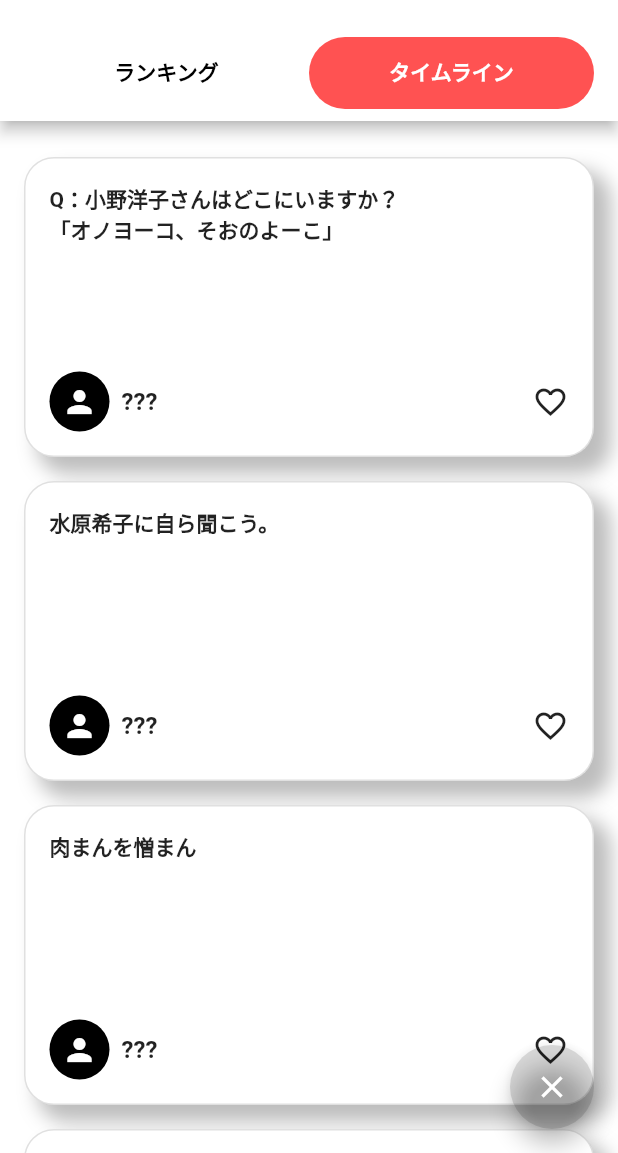
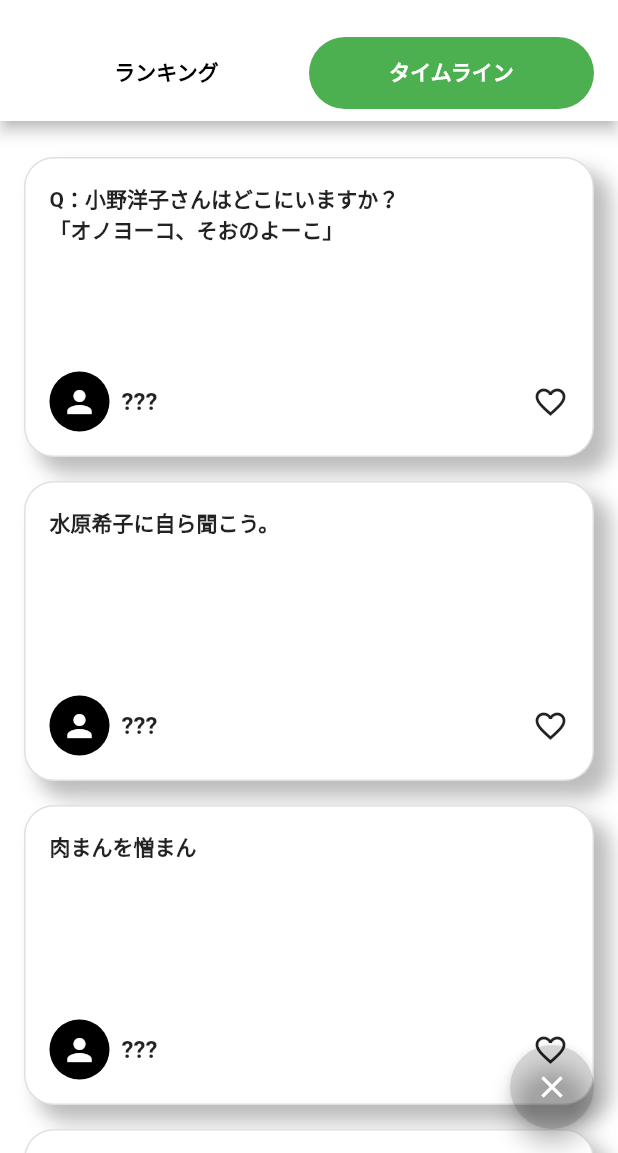
Before and after one commit to hideokawahara/tatsujin_guild, a Flutter app: the TimeLinePage screen opened directly, tab 2 chosen, on a phone screen of 412 x 824 dp, the part 83-1236 px from its top. Run offline on Flutter 3.47's test engine with Material 2 defaults, Android fonts, the phone set to English and light mode, and no system bars; network calls fail.

Commit message:
feat: メインカラー共通化

```diff
--- a/lib/pages/time_line_page.dart
+++ b/lib/pages/time_line_page.dart
@@ -52,7 +52,7 @@ class TimeLinePage extends StatelessWidget {
             builder: (context, timeLineModel, child) {
               if (timeLineModel.isShow) {
                 return FloatingActionButton(
-                  backgroundColor: Colors.redAccent,
+                  backgroundColor: AppColors.mainAppColor,
                   child: const Icon(
                     Icons.add,
                   ),
--- a/lib/resources/app_colors.dart
+++ b/lib/resources/app_colors.dart
@@ -5,8 +5,10 @@ class AppColors {
   static const defaultBackGroundColor = Colors.white;
   static const defaultInactiveColor = Colors.grey;
   static const defaultActiveColor = Colors.black;
+  static const mainAppColor = Colors.green;
 
   /// タブの色設定
+  // tabのアクティブカラーは要らないかもしれない
   static const tabActiveColor = Colors.redAccent;
   static const tabActiveTextColor = Colors.white;
   static const tabInactiveTextColor = Colors.black;
--- a/lib/widgets/card.dart
+++ b/lib/widgets/card.dart
@@ -1,5 +1,8 @@
 //Packages
 import 'package:flutter/material.dart';
+
+//Resources
+import 'package:tatsujin_guild/resources/app_colors.dart';
 
 //Utils
 import 'package:tatsujin_guild/utils/popup.dart';
@@ -48,7 +51,7 @@ class HomePostCard extends StatelessWidget {
         width: 200,
         margin: margin,
         decoration: BoxDecoration(
-          color: Colors.white,
+          color: AppColors.defaultBackGroundColor,
           borderRadius: BorderRadius.circular(20.0),
           border: Border.all(color: Colors.black12),
           boxShadow: const [
@@ -138,7 +141,7 @@ class HomePostCard extends StatelessWidget {
                         tag: 'rankingHero$rank',
                         child: Container(
                           decoration: BoxDecoration(
-                            color: Colors.redAccent,
+                            color: AppColors.mainAppColor,
                             borderRadius: BorderRadius.circular(
                               10,
                             ),
@@ -205,7 +208,7 @@ class _TimeLinePostcardState extends State<TimeLinePostcard> {
       width: 200,
       padding: const EdgeInsets.symmetric(horizontal: 16, vertical: 16),
       decoration: BoxDecoration(
-        color: Colors.white,
+        color: AppColors.defaultBackGroundColor,
         borderRadius: BorderRadius.circular(20.0),
         border: Border.all(color: Colors.black12),
         boxShadow: const [
--- a/lib/widgets/tab_bar.dart
+++ b/lib/widgets/tab_bar.dart
@@ -24,7 +24,7 @@ class DefaultTabBar extends StatelessWidget implements PreferredSizeWidget {
         labelColor: AppColors.tabActiveTextColor,
         indicator: BoxDecoration(
           borderRadius: BorderRadius.circular(25),
-          color: AppColors.tabActiveColor,
+          color: AppColors.mainAppColor,
         ),
         labelStyle: AppStyles.activeTabStyle,
         unselectedLabelStyle: AppStyles.inactiveTabStyle,
```
Also changed, not shown: lib/pages/settings_page.dart (+6 -3 lines).
